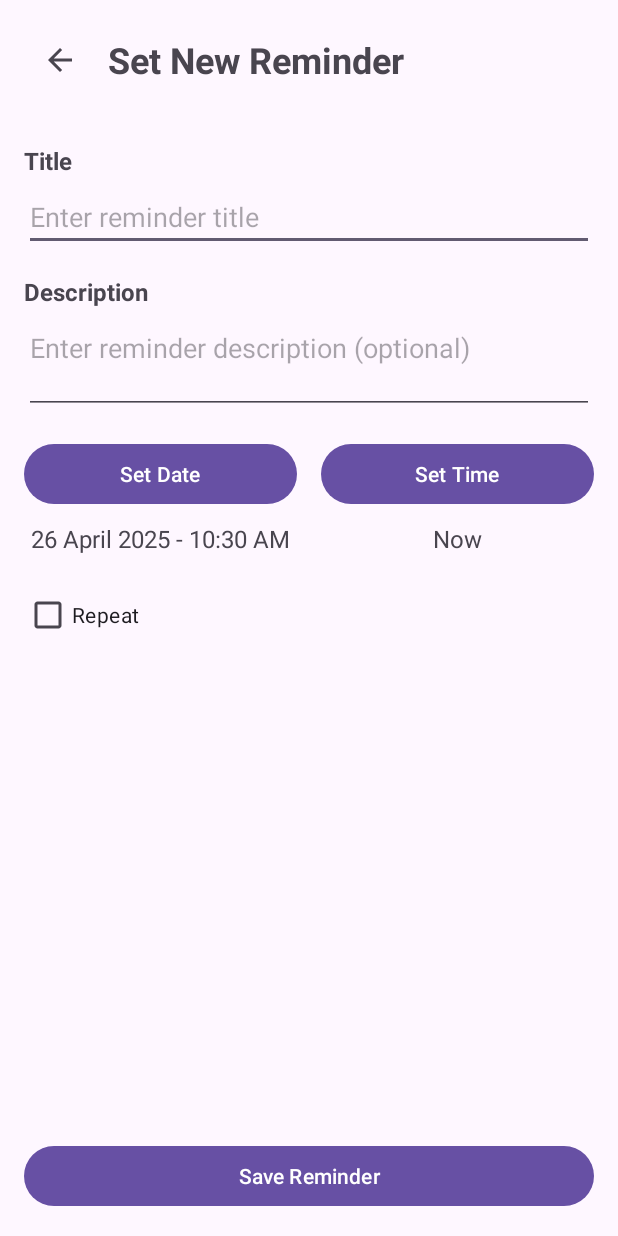
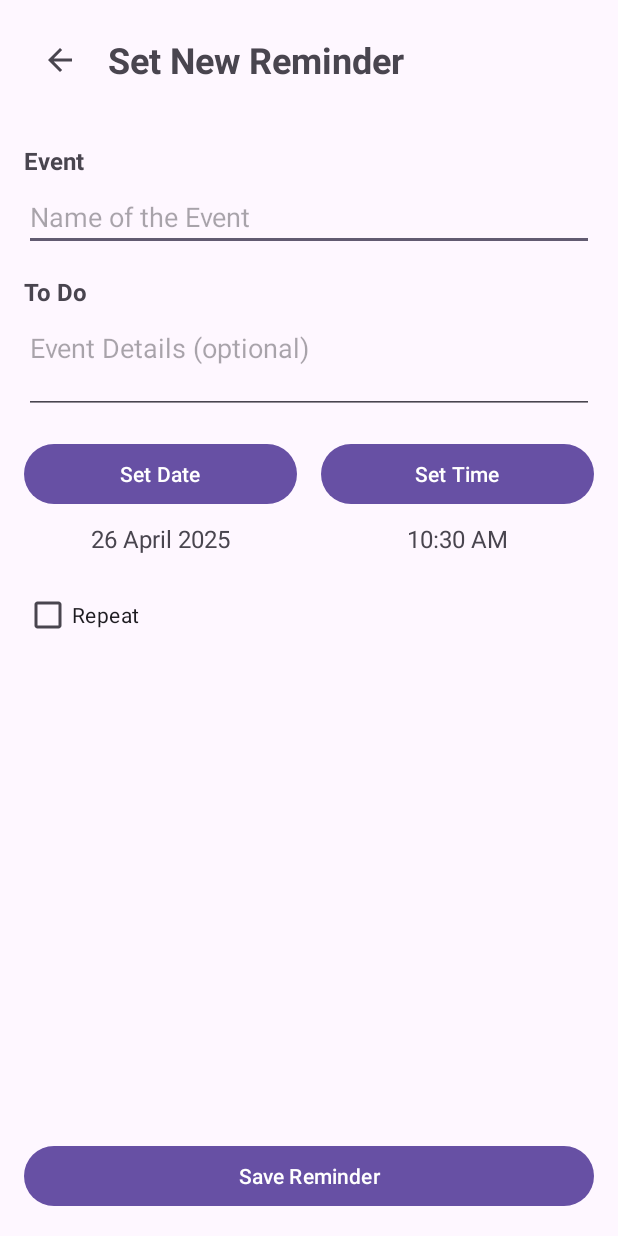
Before and after one commit to sasanklakimsetti/Reminder-Pro, an Android app: the ReminderEditActivity screen opened directly, with no data from a screen before it, on a phone screen of 412 x 824 dp. Run offline under Robolectric (Android 15) with nearby library versions, the phone set to English and light mode, and no system bars; libraries missing offline, so code that uses them is left out: kotlinx.coroutines.internal.

Commit message:
Changed the display text for selectedDate and selectedTime

```diff
--- a/app/src/main/java/com/sasank/reminderpro/ReminderEditActivity.kt
+++ b/app/src/main/java/com/sasank/reminderpro/ReminderEditActivity.kt
@@ -24,6 +24,7 @@ class ReminderEditActivity : AppCompatActivity() {
     private lateinit var etDescription: EditText
     private lateinit var btnSetDate: Button
     private lateinit var tvSelectedDate: TextView
+    private lateinit var tvSelectedTime: TextView
     private lateinit var btnSetTime: Button
     private lateinit var cbRepeat: CheckBox
     private lateinit var spinnerRepeatInterval: Spinner
@@ -62,6 +63,7 @@ class ReminderEditActivity : AppCompatActivity() {
         etDescription = findViewById(R.id.etDescription)
         btnSetDate = findViewById(R.id.btnSetDate)
         tvSelectedDate = findViewById(R.id.tvSelectedDate)
+        tvSelectedTime=findViewById(R.id.tvSelectedTime)
         btnSetTime = findViewById(R.id.btnSetTime)
         cbRepeat = findViewById(R.id.cbRepeat)
         spinnerRepeatInterval = findViewById(R.id.spinnerRepeatInterval)
@@ -154,7 +156,8 @@ class ReminderEditActivity : AppCompatActivity() {
         val timeText = String.format("%d:%02d %s", hourFormatted, minute, amPm)
 
         // Set the date and time text to the TextView
-        tvSelectedDate.text = "$dateText - $timeText"
+        tvSelectedDate.text = "$dateText"
+        tvSelectedTime.text="$timeText"
     }
 
     private fun saveReminder() {
--- a/app/src/main/res/layout/activity_reminder_edit.xml
+++ b/app/src/main/res/layout/activity_reminder_edit.xml
@@ -36,7 +36,7 @@
     <TextView
         android:layout_width="wrap_content"
         android:layout_height="wrap_content"
-        android:text="Title"
+        android:text="Event"
         android:textSize="16sp"
         android:textStyle="bold"
         android:layout_marginTop="16dp" />
@@ -45,14 +45,14 @@
         android:id="@+id/etTitle"
         android:layout_width="match_parent"
         android:layout_height="wrap_content"
-        android:hint="Enter reminder title"
+        android:hint="Name of the Event"
         android:inputType="text"
         android:layout_marginTop="4dp" />
 
     <TextView
         android:layout_width="wrap_content"
         android:layout_height="wrap_content"
-        android:text="Description"
+        android:text="To Do"
         android:textSize="16sp"
         android:textStyle="bold"
         android:layout_marginTop="16dp" />
@@ -61,7 +61,7 @@
         android:id="@+id/etDescription"
         android:layout_width="match_parent"
         android:layout_height="wrap_content"
-        android:hint="Enter reminder description (optional)"
+        android:hint="Event Details (optional)"
         android:inputType="textMultiLine"
         android:minLines="2"
         android:gravity="top|start"
```
